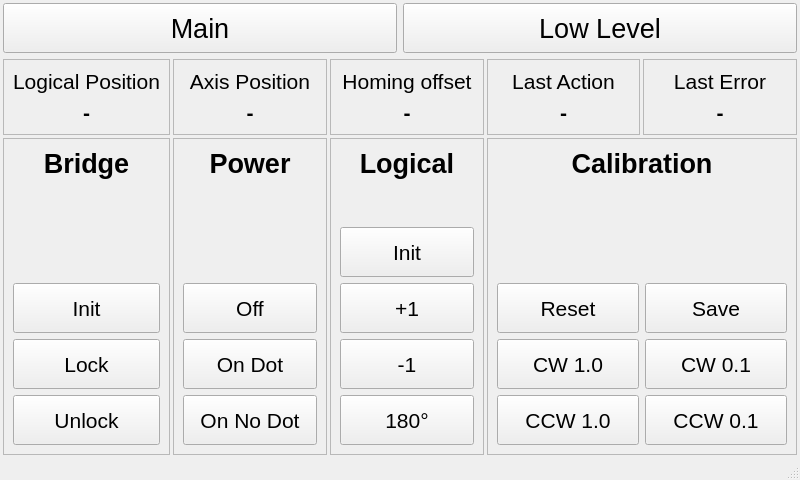
Old version of the form src/mainwindow.ui in the repository cilo72/raspi_turntable.
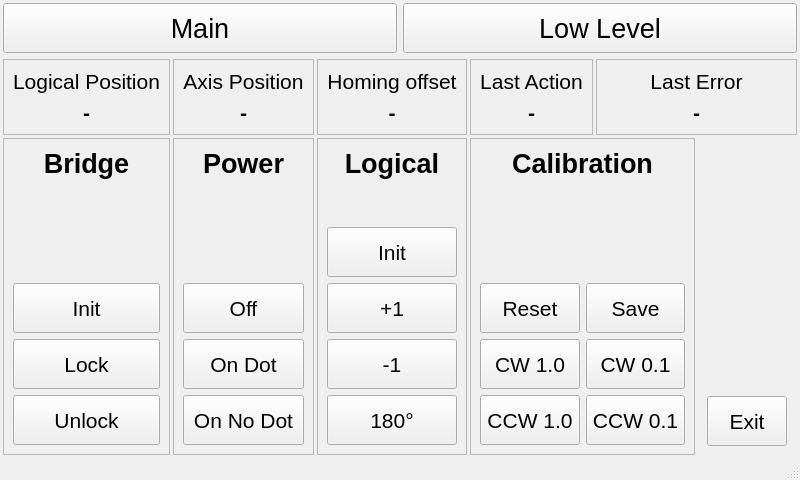
New version of the form. The open tabs and pages were chosen to show the change. Icons and pictures are not drawn.

Diff of the .ui file:
```diff
--- a/src/mainwindow.ui
+++ b/src/mainwindow.ui
@@ -464,7 +464,7 @@
          <number>0</number>
         </property>
         <item>
-         <layout class="QGridLayout" name="gridLayout" columnstretch="0,0,0,0,0">
+         <layout class="QGridLayout" name="gridLayout" columnstretch="0,0,0,0,0,0">
           <property name="leftMargin">
            <number>0</number>
           </property>
@@ -480,135 +480,6 @@
           <property name="spacing">
            <number>3</number>
           </property>
-          <item row="0" column="3">
-           <widget class="QFrame" name="frame_4">
-            <property name="frameShape">
-             <enum>QFrame::StyledPanel</enum>
-            </property>
-            <property name="frameShadow">
-             <enum>QFrame::Raised</enum>
-            </property>
-            <layout class="QVBoxLayout" name="verticalLayout_7">
-             <item>
-              <widget class="QLabel" name="label_10">
-               <property name="font">
-                <font>
-                 <pointsize>16</pointsize>
-                </font>
-               </property>
-               <property name="text">
-                <string>Last Action</string>
-               </property>
-               <property name="alignment">
-                <set>Qt::AlignCenter</set>
-               </property>
-              </widget>
-             </item>
-             <item>
-              <widget class="QLabel" name="labelLowLevelLastAction">
-               <property name="font">
-                <font>
-                 <pointsize>16</pointsize>
-                 <bold>true</bold>
-                </font>
-               </property>
-               <property name="text">
-                <string>-</string>
-               </property>
-               <property name="alignment">
-                <set>Qt::AlignCenter</set>
-               </property>
-              </widget>
-             </item>
-            </layout>
-           </widget>
-          </item>
-          <item row="0" column="2">
-           <widget class="QFrame" name="frame_20">
-            <property name="frameShape">
-             <enum>QFrame::StyledPanel</enum>
-            </property>
-            <property name="frameShadow">
-             <enum>QFrame::Raised</enum>
-            </property>
-            <layout class="QVBoxLayout" name="verticalLayout_6">
-             <item>
-              <widget class="QLabel" name="label_9">
-               <property name="font">
-                <font>
-                 <pointsize>16</pointsize>
-                </font>
-               </property>
-               <property name="text">
-                <string>Homing offset</string>
-               </property>
-               <property name="alignment">
-                <set>Qt::AlignCenter</set>
-               </property>
-              </widget>
-             </item>
-             <item>
-              <widget class="QLabel" name="labelLowLevelHomeOffset">
-               <property name="font">
-                <font>
-                 <pointsize>16</pointsize>
-                 <bold>true</bold>
-                </font>
-               </property>
-               <property name="text">
-                <string>-</string>
-               </property>
-               <property name="alignment">
-                <set>Qt::AlignCenter</set>
-               </property>
-              </widget>
-             </item>
-            </layout>
-           </widget>
-          </item>
-          <item row="0" column="1">
-           <widget class="QFrame" name="frame_2">
-            <property name="frameShape">
-             <enum>QFrame::StyledPanel</enum>
-            </property>
-            <property name="frameShadow">
-             <enum>QFrame::Raised</enum>
-            </property>
-            <layout class="QVBoxLayout" name="verticalLayout_3">
-             <item>
-              <widget class="QLabel" name="label_2">
-               <property name="font">
-                <font>
-                 <pointsize>16</pointsize>
-                </font>
-               </property>
-               <property name="text">
-                <string>Axis Position</string>
-               </property>
-               <property name="alignment">
-                <set>Qt::AlignCenter</set>
-               </property>
-              </widget>
-             </item>
-             <item>
-              <widget class="QLabel" name="labelLowLevelAxisPosition">
-               <property name="font">
-                <font>
-                 <pointsize>16</pointsize>
-                 <bold>true</bold>
-                </font>
-               </property>
-               <property name="text">
-                <string>-</string>
-               </property>
-               <property name="alignment">
-                <set>Qt::AlignCenter</set>
-               </property>
-              </widget>
-             </item>
-            </layout>
-           </widget>
-          </item>
           <item row="0" column="0">
            <widget class="QFrame" name="frame">
             <property name="frameShape">
@@ -653,24 +524,24 @@
             </layout>
            </widget>
           </item>
-          <item row="0" column="4">
-           <widget class="QFrame" name="frame1">
+          <item row="0" column="1">
+           <widget class="QFrame" name="frame_2">
             <property name="frameShape">
              <enum>QFrame::StyledPanel</enum>
             </property>
             <property name="frameShadow">
              <enum>QFrame::Raised</enum>
             </property>
-            <layout class="QVBoxLayout" name="verticalLayout_8">
+            <layout class="QVBoxLayout" name="verticalLayout_3">
              <item>
-              <widget class="QLabel" name="label_11">
+              <widget class="QLabel" name="label_2">
                <property name="font">
                 <font>
                  <pointsize>16</pointsize>
                 </font>
                </property>
                <property name="text">
-                <string>Last Error</string>
+                <string>Axis Position</string>
                </property>
                <property name="alignment">
                 <set>Qt::AlignCenter</set>
@@ -678,7 +549,7 @@
               </widget>
              </item>
              <item>
-              <widget class="QLabel" name="labelLowLevelLastError">
+              <widget class="QLabel" name="labelLowLevelAxisPosition">
                <property name="font">
                 <font>
                  <pointsize>16</pointsize>
@@ -696,31 +567,24 @@
             </layout>
            </widget>
           </item>
-          <item row="1" column="0">
-           <widget class="QFrame" name="frame_41">
-            <property name="sizePolicy">
-             <sizepolicy hsizetype="Preferred" vsizetype="Preferred">
-              <horstretch>0</horstretch>
-              <verstretch>0</verstretch>
-             </sizepolicy>
-            </property>
+          <item row="0" column="3">
+           <widget class="QFrame" name="frame_4">
             <property name="frameShape">
              <enum>QFrame::StyledPanel</enum>
             </property>
             <property name="frameShadow">
              <enum>QFrame::Raised</enum>
             </property>
-            <layout class="QVBoxLayout" name="verticalLayout_9">
+            <layout class="QVBoxLayout" name="verticalLayout_7">
              <item>
-              <widget class="QLabel" name="label_4">
+              <widget class="QLabel" name="label_10">
                <property name="font">
                 <font>
-                 <pointsize>20</pointsize>
-                 <bold>true</bold>
+                 <pointsize>16</pointsize>
                 </font>
                </property>
                <property name="text">
-                <string>Bridge</string>
+                <string>Last Action</string>
                </property>
                <property name="alignment">
                 <set>Qt::AlignCenter</set>
@@ -728,182 +592,21 @@
               </widget>
              </item>
              <item>
-              <spacer name="verticalSpacer">
-               <property name="orientation">
-                <enum>Qt::Vertical</enum>
-               </property>
-               <property name="sizeType">
-                <enum>QSizePolicy::Expanding</enum>
-               </property>
-               <property name="sizeHint" stdset="0">
-                <size>
-                 <width>20</width>
-                 <height>40</height>
-                </size>
-               </property>
-              </spacer>
-             </item>
-             <item>
-              <widget class="QPushButton" name="pushButtonLowLevelInit2">
-               <property name="minimumSize">
-                <size>
-                 <width>80</width>
-                 <height>50</height>
-                </size>
-               </property>
-               <property name="maximumSize">
-                <size>
-                 <width>16777215</width>
-                 <height>16777215</height>
-                </size>
-               </property>
+              <widget class="QLabel" name="labelLowLevelLastAction">
                <property name="font">
                 <font>
                  <pointsize>16</pointsize>
-                </font>
-               </property>
-               <property name="text">
-                <string>Init</string>
-               </property>
-              </widget>
-             </item>
-             <item>
-              <widget class="QPushButton" name="pushButtonLowLevelBridgeLock">
-               <property name="minimumSize">
-                <size>
-                 <width>80</width>
-                 <height>50</height>
-                </size>
-               </property>
-               <property name="font">
-                <font>
-                 <pointsize>16</pointsize>
-                </font>
-               </property>
-               <property name="text">
-                <string>Lock</string>
-               </property>
-              </widget>
-             </item>
-             <item>
-              <widget class="QPushButton" name="pushButtonLowLevelBridgeUnlock">
-               <property name="minimumSize">
-                <size>
-                 <width>80</width>
-                 <height>50</height>
-                </size>
-               </property>
-               <property name="font">
-                <font>
-                 <pointsize>16</pointsize>
-                </font>
-               </property>
-               <property name="text">
-                <string>Unlock</string>
-               </property>
-              </widget>
-             </item>
-            </layout>
-           </widget>
-          </item>
-          <item row="1" column="1">
-           <widget class="QFrame" name="frame_3">
-            <property name="sizePolicy">
-             <sizepolicy hsizetype="Preferred" vsizetype="Preferred">
-              <horstretch>0</horstretch>
-              <verstretch>0</verstretch>
-             </sizepolicy>
-            </property>
-            <property name="frameShape">
-             <enum>QFrame::StyledPanel</enum>
-            </property>
-            <property name="frameShadow">
-             <enum>QFrame::Raised</enum>
-            </property>
-            <layout class="QVBoxLayout" name="verticalLayout_4">
-             <item>
-              <widget class="QLabel" name="label_5">
-               <property name="font">
-                <font>
-                 <pointsize>20</pointsize>
                  <bold>true</bold>
                 </font>
                </property>
                <property name="text">
-                <string>Power</string>
+                <string>-</string>
                </property>
                <property name="alignment">
                 <set>Qt::AlignCenter</set>
                </property>
               </widget>
              </item>
-             <item>
-              <spacer name="verticalSpacer_2">
-               <property name="orientation">
-                <enum>Qt::Vertical</enum>
-               </property>
-               <property name="sizeHint" stdset="0">
-                <size>
-                 <width>20</width>
-                 <height>40</height>
-                </size>
-               </property>
-              </spacer>
-             </item>
-             <item>
-              <widget class="QPushButton" name="pushButtonLowLevelPowerOff">
-               <property name="minimumSize">
-                <size>
-                 <width>80</width>
-                 <height>50</height>
-                </size>
-               </property>
-               <property name="font">
-                <font>
-                 <pointsize>16</pointsize>
-                </font>
-               </property>
-               <property name="text">
-                <string>Off</string>
-               </property>
-              </widget>
-             </item>
-             <item>
-              <widget class="QPushButton" name="pushButtonLowLevelPowerOnDot">
-               <property name="minimumSize">
-                <size>
-                 <width>80</width>
-                 <height>50</height>
-                </size>
-               </property>
-               <property name="font">
-                <font>
-                 <pointsize>16</pointsize>
-                </font>
-               </property>
-               <property name="text">
-                <string>On Dot</string>
-               </property>
-              </widget>
-             </item>
-             <item>
-              <widget class="QPushButton" name="pushButtonLowLevelPowerOnNoDot">
-               <property name="minimumSize">
-                <size>
-                 <width>80</width>
-                 <height>50</height>
-                </size>
-               </property>
-               <property name="font">
-                <font>
-                 <pointsize>16</pointsize>
-                </font>
-               </property>
-               <property name="text">
-                <string>On No Dot</string>
-               </property>
-              </widget>
-             </item>
             </layout>
            </widget>
           </item>
@@ -1026,6 +729,107 @@
             </layout>
            </widget>
           </item>
+          <item row="1" column="1">
+           <widget class="QFrame" name="frame_3">
+            <property name="sizePolicy">
+             <sizepolicy hsizetype="Preferred" vsizetype="Preferred">
+              <horstretch>0</horstretch>
+              <verstretch>0</verstretch>
+             </sizepolicy>
+            </property>
+            <property name="frameShape">
+             <enum>QFrame::StyledPanel</enum>
+            </property>
+            <property name="frameShadow">
+             <enum>QFrame::Raised</enum>
+            </property>
+            <layout class="QVBoxLayout" name="verticalLayout_4">
+             <item>
+              <widget class="QLabel" name="label_5">
+               <property name="font">
+                <font>
+                 <pointsize>20</pointsize>
+                 <bold>true</bold>
+                </font>
+               </property>
+               <property name="text">
+                <string>Power</string>
+               </property>
+               <property name="alignment">
+                <set>Qt::AlignCenter</set>
+               </property>
+              </widget>
+             </item>
+             <item>
+              <spacer name="verticalSpacer_2">
+               <property name="orientation">
+                <enum>Qt::Vertical</enum>
+               </property>
+               <property name="sizeHint" stdset="0">
+                <size>
+                 <width>20</width>
+                 <height>40</height>
+                </size>
+               </property>
+              </spacer>
+             </item>
+             <item>
+              <widget class="QPushButton" name="pushButtonLowLevelPowerOff">
+               <property name="minimumSize">
+                <size>
+                 <width>80</width>
+                 <height>50</height>
+                </size>
+               </property>
+               <property name="font">
+                <font>
+                 <pointsize>16</pointsize>
+                </font>
+               </property>
+               <property name="text">
+                <string>Off</string>
+               </property>
+              </widget>
+             </item>
+             <item>
+              <widget class="QPushButton" name="pushButtonLowLevelPowerOnDot">
+               <property name="minimumSize">
+                <size>
+                 <width>80</width>
+                 <height>50</height>
+                </size>
+               </property>
+               <property name="font">
+                <font>
+                 <pointsize>16</pointsize>
+                </font>
+               </property>
+               <property name="text">
+                <string>On Dot</string>
+               </property>
+              </widget>
+             </item>
+             <item>
+              <widget class="QPushButton" name="pushButtonLowLevelPowerOnNoDot">
+               <property name="minimumSize">
+                <size>
+                 <width>80</width>
+                 <height>50</height>
+                </size>
+               </property>
+               <property name="font">
+                <font>
+                 <pointsize>16</pointsize>
+                </font>
+               </property>
+               <property name="text">
+                <string>On No Dot</string>
+               </property>
+              </widget>
+             </item>
+            </layout>
+           </widget>
+          </item>
           <item row="1" column="3" colspan="2">
            <widget class="QFrame" name="frame_6">
             <property name="sizePolicy">
@@ -1217,6 +1021,245 @@
             </layout>
            </widget>
           </item>
+          <item row="0" column="2">
+           <widget class="QFrame" name="frame_20">
+            <property name="frameShape">
+             <enum>QFrame::StyledPanel</enum>
+            </property>
+            <property name="frameShadow">
+             <enum>QFrame::Raised</enum>
+            </property>
+            <layout class="QVBoxLayout" name="verticalLayout_6">
+             <item>
+              <widget class="QLabel" name="label_9">
+               <property name="font">
+                <font>
+                 <pointsize>16</pointsize>
+                </font>
+               </property>
+               <property name="text">
+                <string>Homing offset</string>
+               </property>
+               <property name="alignment">
+                <set>Qt::AlignCenter</set>
+               </property>
+              </widget>
+             </item>
+             <item>
+              <widget class="QLabel" name="labelLowLevelHomeOffset">
+               <property name="font">
+                <font>
+                 <pointsize>16</pointsize>
+                 <bold>true</bold>
+                </font>
+               </property>
+               <property name="text">
+                <string>-</string>
+               </property>
+               <property name="alignment">
+                <set>Qt::AlignCenter</set>
+               </property>
+              </widget>
+             </item>
+            </layout>
+           </widget>
+          </item>
+          <item row="1" column="0">
+           <widget class="QFrame" name="frame_41">
+            <property name="sizePolicy">
+             <sizepolicy hsizetype="Preferred" vsizetype="Preferred">
+              <horstretch>0</horstretch>
+              <verstretch>0</verstretch>
+             </sizepolicy>
+            </property>
+            <property name="frameShape">
+             <enum>QFrame::StyledPanel</enum>
+            </property>
+            <property name="frameShadow">
+             <enum>QFrame::Raised</enum>
+            </property>
+            <layout class="QVBoxLayout" name="verticalLayout_9">
+             <item>
+              <widget class="QLabel" name="label_4">
+               <property name="font">
+                <font>
+                 <pointsize>20</pointsize>
+                 <bold>true</bold>
+                </font>
+               </property>
+               <property name="text">
+                <string>Bridge</string>
+               </property>
+               <property name="alignment">
+                <set>Qt::AlignCenter</set>
+               </property>
+              </widget>
+             </item>
+             <item>
+              <spacer name="verticalSpacer">
+               <property name="orientation">
+                <enum>Qt::Vertical</enum>
+               </property>
+               <property name="sizeType">
+                <enum>QSizePolicy::Expanding</enum>
+               </property>
+               <property name="sizeHint" stdset="0">
+                <size>
+                 <width>20</width>
+                 <height>40</height>
+                </size>
+               </property>
+              </spacer>
+             </item>
+             <item>
+              <widget class="QPushButton" name="pushButtonLowLevelInit2">
+               <property name="minimumSize">
+                <size>
+                 <width>80</width>
+                 <height>50</height>
+                </size>
+               </property>
+               <property name="maximumSize">
+                <size>
+                 <width>16777215</width>
+                 <height>16777215</height>
+                </size>
+               </property>
+               <property name="font">
+                <font>
+                 <pointsize>16</pointsize>
+                </font>
+               </property>
+               <property name="text">
+                <string>Init</string>
+               </property>
+              </widget>
+             </item>
+             <item>
+              <widget class="QPushButton" name="pushButtonLowLevelBridgeLock">
+               <property name="minimumSize">
+                <size>
+                 <width>80</width>
+                 <height>50</height>
+                </size>
+               </property>
+               <property name="font">
+                <font>
+                 <pointsize>16</pointsize>
+                </font>
+               </property>
+               <property name="text">
+                <string>Lock</string>
+               </property>
+              </widget>
+             </item>
+             <item>
+              <widget class="QPushButton" name="pushButtonLowLevelBridgeUnlock">
+               <property name="minimumSize">
+                <size>
+                 <width>80</width>
+                 <height>50</height>
+                </size>
+               </property>
+               <property name="font">
+                <font>
+                 <pointsize>16</pointsize>
+                </font>
+               </property>
+               <property name="text">
+                <string>Unlock</string>
+               </property>
+              </widget>
+             </item>
+            </layout>
+           </widget>
+          </item>
+          <item row="1" column="5">
+           <widget class="QWidget" name="widget" native="true">
+            <layout class="QVBoxLayout" name="verticalLayout_12">
+             <item>
+              <spacer name="verticalSpacer_7">
+               <property name="orientation">
+                <enum>Qt::Vertical</enum>
+               </property>
+               <property name="sizeHint" stdset="0">
+                <size>
+                 <width>20</width>
+                 <height>40</height>
+                </size>
+               </property>
+              </spacer>
+             </item>
+             <item>
+              <widget class="QPushButton" name="pushButtonExit">
+               <property name="sizePolicy">
+                <sizepolicy hsizetype="Maximum" vsizetype="Fixed">
+                 <horstretch>0</horstretch>
+                 <verstretch>0</verstretch>
+                </sizepolicy>
+               </property>
+               <property name="minimumSize">
+                <size>
+                 <width>0</width>
+                 <height>50</height>
+                </size>
+               </property>
+               <property name="font">
+                <font>
+                 <pointsize>16</pointsize>
+                </font>
+               </property>
+               <property name="text">
+                <string>Exit</string>
+               </property>
+              </widget>
+             </item>
+            </layout>
+           </widget>
+          </item>
+          <item row="0" column="4" colspan="2">
+           <widget class="QFrame" name="frame1">
+            <property name="frameShape">
+             <enum>QFrame::StyledPanel</enum>
+            </property>
+            <property name="frameShadow">
+             <enum>QFrame::Raised</enum>
+            </property>
+            <layout class="QVBoxLayout" name="verticalLayout_8">
+             <item>
+              <widget class="QLabel" name="label_11">
+               <property name="font">
+                <font>
+                 <pointsize>16</pointsize>
+                </font>
+               </property>
+               <property name="text">
+                <string>Last Error</string>
+               </property>
+               <property name="alignment">
+                <set>Qt::AlignCenter</set>
+               </property>
+              </widget>
+             </item>
+             <item>
+              <widget class="QLabel" name="labelLowLevelLastError">
+               <property name="font">
+                <font>
+                 <pointsize>16</pointsize>
+                 <bold>true</bold>
+                </font>
+               </property>
+               <property name="text">
+                <string>-</string>
+               </property>
+               <property name="alignment">
+                <set>Qt::AlignCenter</set>
+               </property>
+              </widget>
+             </item>
+            </layout>
+           </widget>
+          </item>
          </layout>
         </item>
        </layout>
```
Left out of the diff: 2 changed lines with no effect on the pictures.
